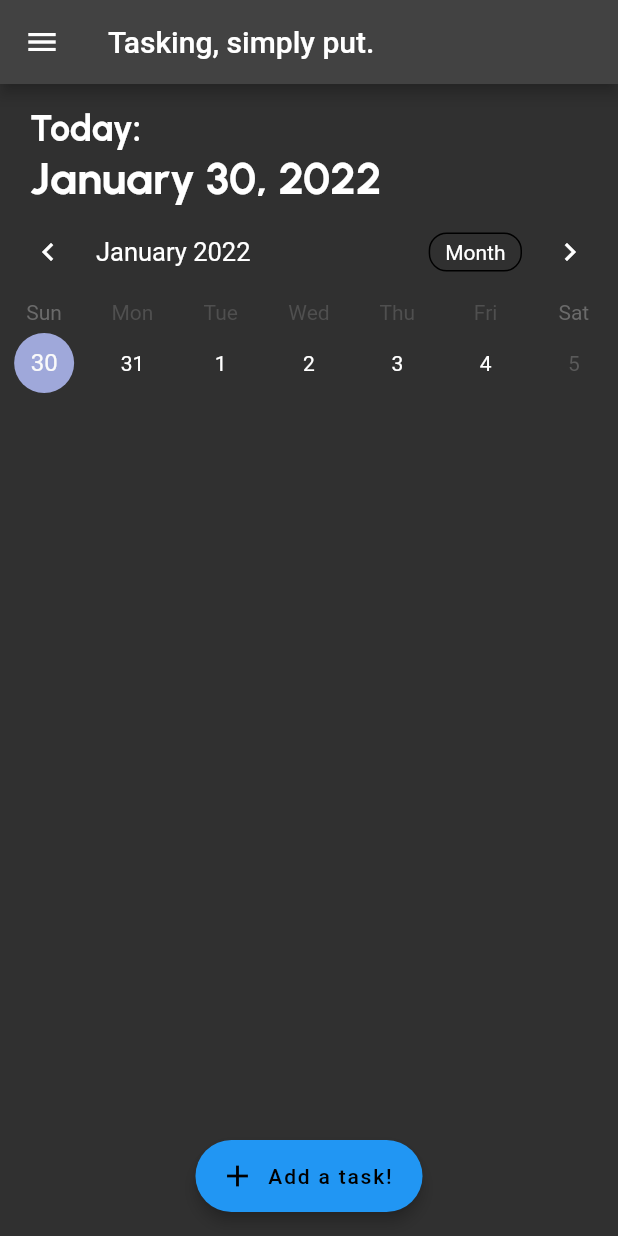
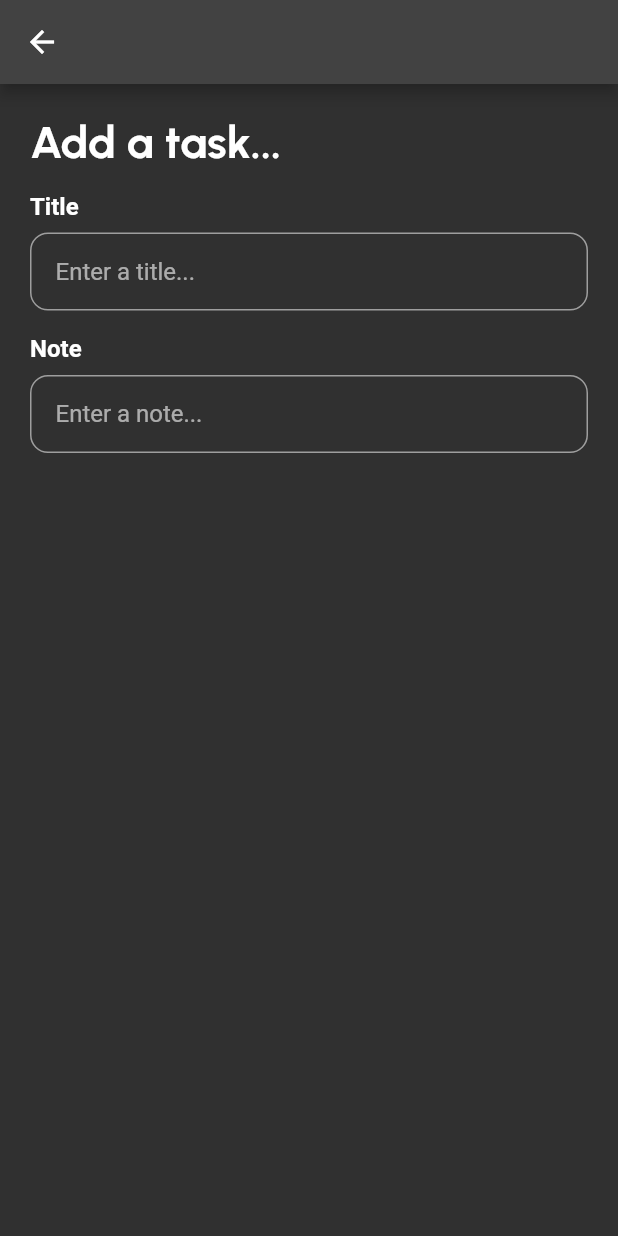
Before and after one commit to yenuGH/simply_tasking, a Flutter app: the screen it shows after launch, after a tap on "Add a task!", on a phone screen of 412 x 824 dp. Run offline on Flutter 3.47's test engine with Material 2 defaults, Android fonts, the light colour scheme and no system bars; drawn by our look-alikes of table_calendar; our stand-ins replace date_picker_timeline, get, get_storage, google_fonts.

Commit message:
added more things to add task page
created a text input field widget then added a couple to the add task page to give it some shape.

```diff
--- a/lib/main.dart
+++ b/lib/main.dart
@@ -1,4 +1,5 @@
 import 'package:flutter/material.dart';
+import 'package:get/get.dart';
 import 'package:simply_tasking/pages/home_page.dart';
 //import 'package:get_storage/get_storage.dart';
 //import 'package:simply_tasking/utilities/theme_changer.dart';
@@ -16,7 +17,7 @@ class SimplyTasking extends StatelessWidget {
   // This widget is the root of your application.
   @override
   Widget build(BuildContext context) {
-    return MaterialApp(
+    return GetMaterialApp(
       title: 'Simply Tasking',
       debugShowCheckedModeBanner: false, // removing the debug banner
       theme: Themes.lightMode,
--- /dev/null
+++ b/lib/pages/add_task_page.dart
@@ -0,0 +1,38 @@
+import 'package:flutter/material.dart';
+import 'package:get/get.dart';
+import 'package:simply_tasking/utilities/themes.dart';
+import 'package:simply_tasking/widgets/input_text_field.dart';
+
+class AddTaskPage extends StatelessWidget {
+  const AddTaskPage({Key? key}) : super(key: key);
+
+  @override
+  Widget build(BuildContext context) {
+    return Scaffold(
+      appBar: AppBar(
+        leading: IconButton(
+          icon: const Icon(Icons.arrow_back),
+          onPressed: () {
+            Get.back();
+          },
+        ),
+      ),
+      body: Container(
+        padding: const EdgeInsets.all(20),
+        child: SingleChildScrollView(
+          child: Column(
+            crossAxisAlignment: CrossAxisAlignment.start,
+            children: <Widget>[
+              Text(
+                "Add a task...",
+                style: headingStyle,
+              ),
+              const InputTextField(title: "Title", hint: "Enter a title..."),
+              const InputTextField(title: "Note", hint: "Enter a note..."),
+            ],
+          ),
+        ),
+      ),
+    );
+  }
+}
--- a/lib/pages/home_page.dart
+++ b/lib/pages/home_page.dart
@@ -3,11 +3,13 @@ import 'package:flutter/material.dart';
 // separate files
 import 'package:simply_tasking/utilities/themes.dart';
 import 'package:simply_tasking/widgets/app_drawer.dart';
+import 'package:simply_tasking/pages/add_task_page.dart';
 
 // external packages
 import 'package:intl/intl.dart';
 import 'package:date_picker_timeline/date_picker_timeline.dart';
 import 'package:table_calendar/table_calendar.dart';
+import 'package:get/get.dart';
 
 class HomePage extends StatefulWidget {
   const HomePage({Key? key}) : super(key: key);
@@ -44,7 +46,9 @@ class _HomePageState extends State<HomePage> {
   FloatingActionButton addFloatingActionButton() {
     return FloatingActionButton.extended(
       isExtended: true,
-      onPressed: () {},
+      onPressed: () {
+        Get.to(() => const AddTaskPage());
+      },
       icon: const Icon(
         Icons.add,
         color: Colors.black,
--- /dev/null
+++ b/lib/widgets/input_text_field.dart
@@ -0,0 +1,75 @@
+import 'package:flutter/material.dart';
+import 'package:get/get.dart';
+
+class InputTextField extends StatelessWidget {
+  final String title;
+  final String hint;
+  final TextEditingController? controller;
+  final Widget? widget;
+
+  const InputTextField(
+      {Key? key,
+      required this.title,
+      required this.hint,
+      this.controller,
+      this.widget})
+      : super(key: key);
+
+  @override
+  Widget build(BuildContext context) {
+    return Container(
+      margin: const EdgeInsets.only(top: 16),
+      child: Column(
+        crossAxisAlignment: CrossAxisAlignment.start,
+        children: <Widget>[
+          Text(
+            title,
+            style: const TextStyle(
+              fontSize: 16,
+              fontWeight: FontWeight.bold,
+            ),
+          ),
+          Container(
+            height: 52,
+            margin: const EdgeInsets.only(top: 8),
+            decoration: BoxDecoration(
+              border: Border.all(
+                color: Colors.grey,
+                width: 1.0,
+              ),
+              borderRadius: const BorderRadius.all(
+                Radius.circular(12.0),
+              ),
+            ),
+            child: Container(
+              margin: const EdgeInsets.only(left: 16, right: 16),
+              child: Row(
+                children: <Widget>[
+                  Expanded(
+                    child: TextFormField(
+                      autofocus: false,
+                      cursorColor: Get.isDarkMode
+                          ? Colors.grey.shade100
+                          : Colors.grey.shade700,
+                      controller: controller,
+                      decoration: InputDecoration(
+                        border: InputBorder.none,
+                        hintText: hint,
+                        focusedBorder: UnderlineInputBorder(
+                          borderSide: BorderSide(
+                            color: context.theme.backgroundColor,
+                            width: 0,
+                          ),
+                        ),
+                      ),
+                    ),
+                  ),
+                ],
+              ),
+            ),
+          ),
+        ],
+      ),
+    );
+  }
+}
```
